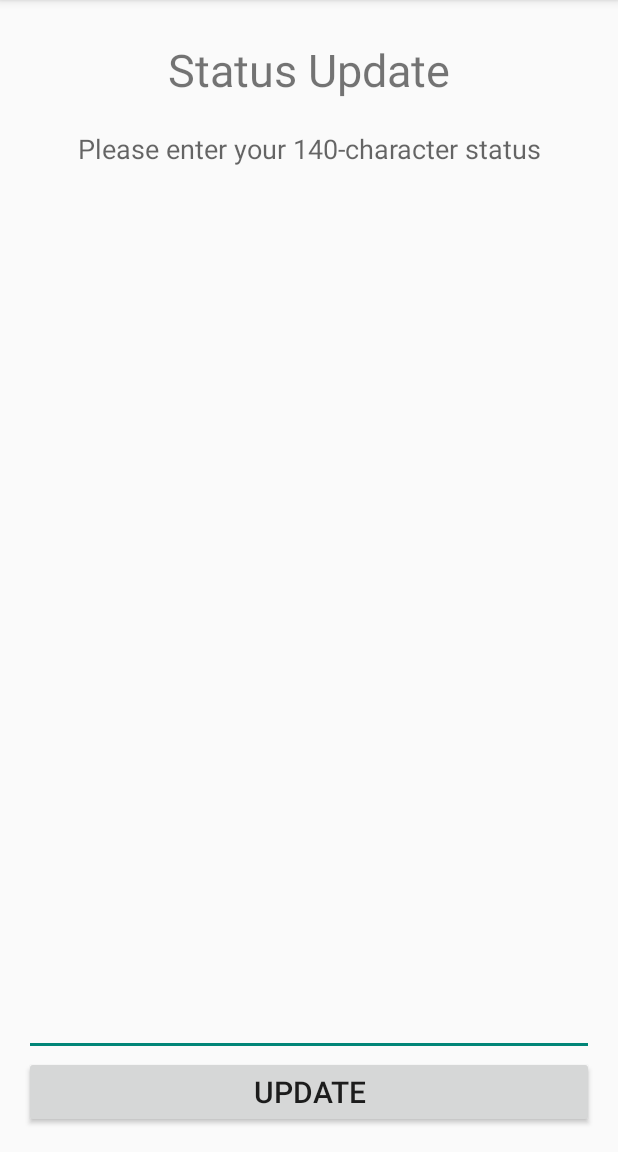
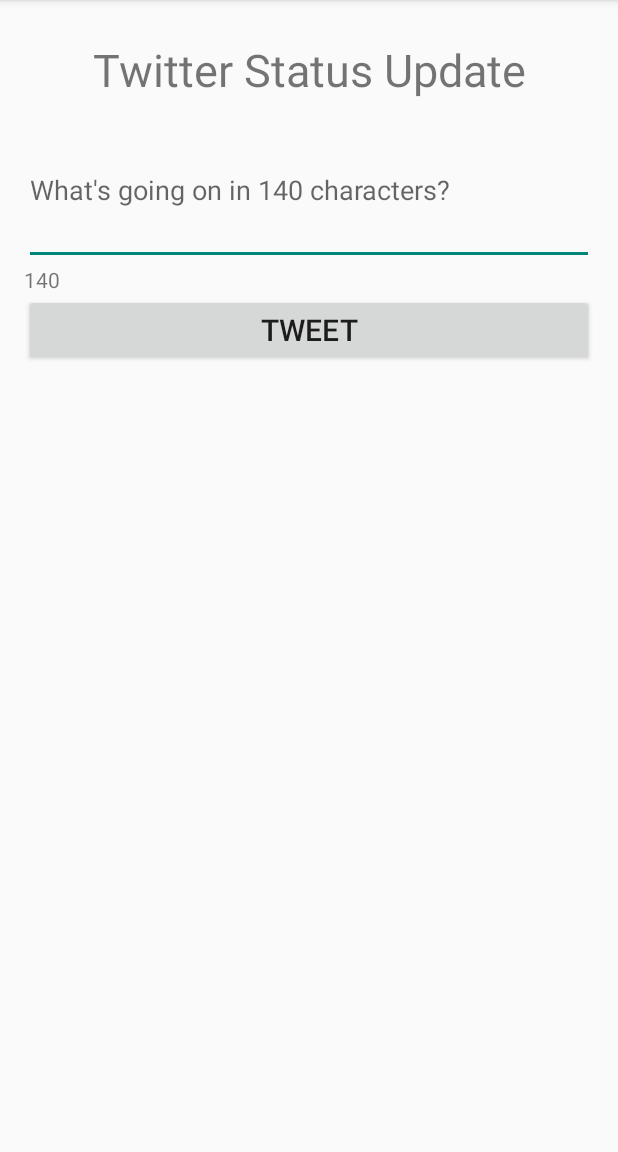
Before and after one commit to osaetinevbuoma/Yamba, an Android app: the screen it shows after launch (StatusActivity), on a phone screen of 412 x 824 dp, the part 84-1236 px from its top. Run offline under Robolectric (Android 15) with nearby library versions, the phone set to English and light mode, and no system bars.

Commit message:
Android User Interface

```diff
--- a/app/src/main/java/com/yamba/StatusActivity.java
+++ b/app/src/main/java/com/yamba/StatusActivity.java
@@ -1,7 +1,11 @@
 package com.yamba;
 
+import android.graphics.Color;
+import android.os.AsyncTask;
 import android.support.v7.app.ActionBarActivity;
 import android.os.Bundle;
+import android.text.Editable;
+import android.text.TextWatcher;
 import android.util.Log;
 import android.view.Menu;
 import android.view.MenuItem;
@@ -9,35 +13,89 @@ import android.view.View;
 import android.widget.Button;
 import android.widget.EditText;
 import android.view.View.OnClickListener;
+import android.widget.TextView;
+import android.widget.Toast;
 
-import winterwell.jtwitter.Twitter;
+import com.marakana.android.yamba.clientlib.YambaClient;
+import com.marakana.android.yamba.clientlib.YambaClientException;
 
 
 public class StatusActivity extends ActionBarActivity implements OnClickListener {
     private static final String TAG = "com.yamba.StatusActivity";
-    EditText editText;
-    Button updateButton;
-    Twitter twitter;
+    private EditText editStatus;
+    private Button buttonTweet;
+    private TextView textCount;
+    private int defaultTextColor;
 
     @Override
     protected void onCreate(Bundle savedInstanceState) {
         super.onCreate(savedInstanceState);
-        setContentView(R.layout.status);
+        setContentView(R.layout.activity_status);
 
         // Find views
-        editText = (EditText) findViewById(R.id.editText);
-        updateButton = (Button) findViewById(R.id.buttonUpdate);
+        editStatus = (EditText) findViewById(R.id.editStatus);
+        buttonTweet = (Button) findViewById(R.id.buttonTweet);
+        textCount = (TextView) findViewById(R.id.textCount);
 
-        updateButton.setOnClickListener(this);
+        buttonTweet.setOnClickListener(this);
 
-        twitter = new Twitter("student", "password");
-        twitter.setAPIRootUrl("http://yamba.com/api");
+        defaultTextColor = textCount.getTextColors().getDefaultColor();
+        editStatus.addTextChangedListener(new TextWatcher() {
+            @Override
+            public void beforeTextChanged(CharSequence s, int start, int count, int after) {
+
+            }
+
+            @Override
+            public void onTextChanged(CharSequence s, int start, int before, int count) {
+
+            }
+
+            @Override
+            public void afterTextChanged(Editable s) {
+                int count = 140 - editStatus.length();
+                textCount.setText(Integer.toString(count));
+                textCount.setTextColor(Color.GREEN);
+
+                if (count < 10) textCount.setTextColor(Color.RED);
+                else textCount.setTextColor(defaultTextColor);
+            }
+        });
     }
 
     // Called when button is clicked
+    @Override
     public void onClick(View view) {
-        twitter.setStatus(editText.getText().toString());
-        Log.d(TAG, "onClicked");
+        String status = editStatus.getText().toString();
+        Log.d(TAG, "onClicked with status: " + status);
+
+        new PostTask().execute(status);
+    }
+
+    /**
+     * Asynchronously post to twitter
+     */
+    private final class PostTask extends AsyncTask<String, Void, String> {
+        // Call to initiate the background activity
+        @Override
+        protected String doInBackground(String... params) {
+            YambaClient yambaCloud = new YambaClient("student", "password");
+
+            try {
+                yambaCloud.postStatus(params[0]);
+                return "Successfully posted";
+            } catch (YambaClientException e) {
+                Log.e(TAG, "When posting to Yamba Service: " +  e.toString());
+                e.printStackTrace();
+                return "Failed to post to Yamba Service";
+            }
+        }
+
+        // Call once the background activity has completed
+        @Override
+        protected void onPostExecute(String result) {
+            Toast.makeText(StatusActivity.this, result, Toast.LENGTH_LONG).show();
+        }
     }
 
 
--- /dev/null
+++ b/app/src/main/res/layout-land/activity_status.xml
@@ -0,0 +1,48 @@
+<RelativeLayout xmlns:android="http://schemas.android.com/apk/res/android"
+    xmlns:tools="http://schemas.android.com/tools"
+    android:layout_width="match_parent"
+    android:layout_height="match_parent"
+    android:paddingLeft="@dimen/activity_horizontal_margin"
+    android:paddingRight="@dimen/activity_horizontal_margin"
+    android:paddingTop="@dimen/activity_vertical_margin"
+    android:paddingBottom="@dimen/activity_vertical_margin"
+    tools:context=".StatusActivity">
+
+    <TextView
+        android:id="@+id/titleStatus"
+        android:layout_width="match_parent"
+        android:layout_height="wrap_content"
+        android:gravity="center"
+        android:textSize="30sp"
+        android:layout_margin="10dp"
+        android:text="@string/title_status" />
+
+    <EditText
+        android:id="@+id/editStatus"
+        android:layout_width="match_parent"
+        android:layout_height="@dimen/title_status"
+        android:ems="10"
+        android:hint="@string/hint_status"
+        android:layout_below="@id/titleStatus"
+        android:inputType="textMultiLine">
+
+        <requestFocus />
+    </EditText>
+
+    <TextView
+        android:id="@+id/textCount"
+        android:layout_width="wrap_content"
+        android:layout_height="wrap_content"
+        android:layout_below="@id/editStatus"
+        android:text="140"
+        android:textAppearance="?android:attr/textAppearanceSmall"/>
+
+    <Button
+        android:id="@+id/buttonTweet"
+        android:layout_width="match_parent"
+        android:layout_height="wrap_content"
+        android:text="@string/button_tweet"
+        android:textSize="20sp"
+        android:layout_below="@id/textCount"/>
+
+</RelativeLayout>
--- /dev/null
+++ b/app/src/main/res/layout/activity_status.xml
@@ -0,0 +1,48 @@
+<RelativeLayout xmlns:android="http://schemas.android.com/apk/res/android"
+    xmlns:tools="http://schemas.android.com/tools"
+    android:layout_width="match_parent"
+    android:layout_height="match_parent"
+    android:paddingLeft="@dimen/activity_horizontal_margin"
+    android:paddingRight="@dimen/activity_horizontal_margin"
+    android:paddingTop="@dimen/activity_vertical_margin"
+    android:paddingBottom="@dimen/activity_vertical_margin"
+    tools:context=".StatusActivity">
+
+    <TextView
+        android:id="@+id/titleStatus"
+        android:layout_width="match_parent"
+        android:layout_height="wrap_content"
+        android:gravity="center"
+        android:textSize="30sp"
+        android:layout_margin="10dp"
+        android:text="@string/title_status" />
+
+    <EditText
+        android:id="@+id/editStatus"
+        android:layout_width="match_parent"
+        android:layout_height="@dimen/title_status"
+        android:ems="10"
+        android:hint="@string/hint_status"
+        android:layout_below="@id/titleStatus"
+        android:inputType="textMultiLine">
+
+        <requestFocus />
+    </EditText>
+
+    <TextView
+        android:id="@+id/textCount"
+        android:layout_width="wrap_content"
+        android:layout_height="wrap_content"
+        android:layout_below="@id/editStatus"
+        android:text="140"
+        android:textAppearance="?android:attr/textAppearanceSmall"/>
+
+    <Button
+        android:id="@+id/buttonTweet"
+        android:layout_width="match_parent"
+        android:layout_height="wrap_content"
+        android:text="@string/button_tweet"
+        android:textSize="20sp"
+        android:layout_below="@id/textCount"/>
+
+</RelativeLayout>
--- a/app/src/main/res/layout/status.xml
+++ /dev/null
@@ -1,35 +0,0 @@
-<LinearLayout xmlns:android="http://schemas.android.com/apk/res/android"
-    xmlns:tools="http://schemas.android.com/tools"
-    android:layout_width="match_parent"
-    android:layout_height="match_parent"
-    android:orientation="vertical"
-    android:paddingLeft="@dimen/activity_horizontal_margin"
-    android:paddingRight="@dimen/activity_horizontal_margin"
-    android:paddingTop="@dimen/activity_vertical_margin"
-    android:paddingBottom="@dimen/activity_vertical_margin"
-    tools:context=".StatusActivity">
-
-    <TextView
-        android:layout_width="match_parent"
-        android:layout_height="wrap_content"
-        android:gravity="center"
-        android:textSize="30sp"
-        android:layout_margin="10dp"
-        android:text="@string/titleStatus" />
-
-    <EditText
-        android:id="@+id/editText"
-        android:layout_width="match_parent"
-        android:layout_height="match_parent"
-        android:layout_weight="1"
-        android:hint="@string/hintText"
-        android:gravity="top|center_horizontal" />
-
-    <Button
-        android:id="@+id/buttonUpdate"
-        android:layout_width="match_parent"
-        android:layout_height="wrap_content"
-        android:text="@string/buttonUpdate"
-        android:textSize="20sp" />
-
-</LinearLayout>
--- a/app/src/main/res/values/dimens.xml
+++ b/app/src/main/res/values/dimens.xml
@@ -2,4 +2,6 @@
     <!-- Default screen margins, per the Android Design guidelines. -->
     <dimen name="activity_horizontal_margin">16dp</dimen>
     <dimen name="activity_vertical_margin">16dp</dimen>
+
+    <dimen name="title_status">100dp</dimen>
 </resources>
--- a/app/src/main/res/values/strings.xml
+++ b/app/src/main/res/values/strings.xml
@@ -1,12 +1,10 @@
 <?xml version="1.0" encoding="utf-8"?>
 <resources>
-
     <string name="app_name">Yamba</string>
     <string name="action_settings">Settings</string>
 
-    <string name="titleStatus">Status Update</string>
+    <string name="title_status">Twitter Status Update</string>
 
-    <string name="hintText">Please enter your 140-character status</string>
-    <string name="buttonUpdate">Update</string>
-
+    <string name="hint_status">What\'s going on in 140 characters?</string>
+    <string name="button_tweet">Tweet</string>
 </resources>
```
Also changed, not shown: app/libs/jtwitter.jar (deleted), app/libs/signpost-core-1.2.1.1.jar (deleted), app/libs/yambaclientlib.jar (added), 1 other file.
